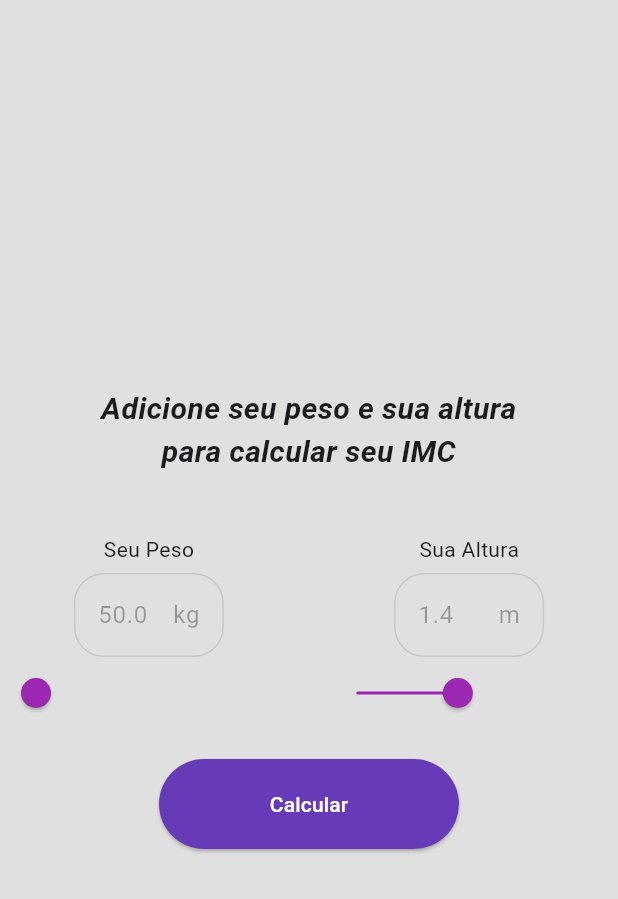
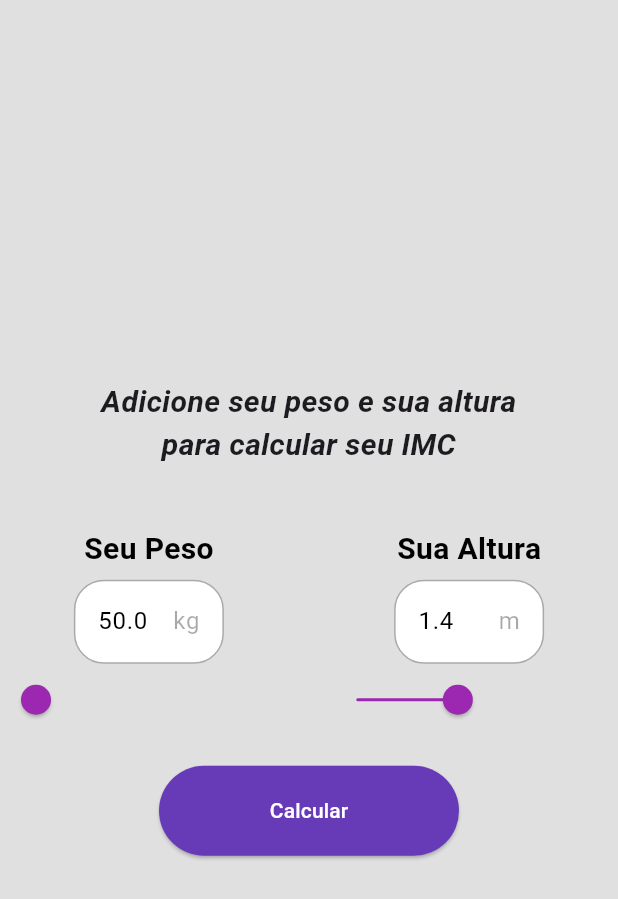
Before and after one commit to marllonDev/calculadora-imc, a Flutter app: the screen it shows after launch, on a phone screen of 412 x 824 dp. Shown: the top 899 px of the screen. Run offline on Flutter 3.47's test engine with Material 3 defaults, Android fonts, the phone set to English and light mode, and no system bars.

Commit message:
Ajustando estilo do peso e da altura

```diff
--- a/lib/calculadora_imc.dart
+++ b/lib/calculadora_imc.dart
@@ -59,7 +59,14 @@ class _MinhaCalculadoraDeImcState extends State<MinhaCalculadoraDeImc> {
                 Expanded(
                   child: Column(
                     children: [
-                      Text('Seu Peso'),
+                      Text(
+                        'Seu Peso',
+                        style: TextStyle(
+                          color: Colors.black,
+                          fontWeight: FontWeight.bold,
+                          fontSize: 20,
+                        ),
+                      ),
                       SizedBox(height: 6),
                       SizedBox(
                         width: 100,
@@ -67,11 +74,14 @@ class _MinhaCalculadoraDeImcState extends State<MinhaCalculadoraDeImc> {
                           enabled: false,
                           controller: pesoController,
                           decoration: InputDecoration(
+                            fillColor: Colors.white,
+                            filled: true,
+                            suffixText: 'kg',
                             border: OutlineInputBorder(
                               borderRadius: BorderRadius.circular(20),
                             ),
-                            suffixText: 'kg',
                           ),
+                          style: TextStyle(color: Colors.black),
                         ),
                       ),
                       SliderTheme(
@@ -100,7 +110,14 @@ class _MinhaCalculadoraDeImcState extends State<MinhaCalculadoraDeImc> {
                 Expanded(
                   child: Column(
                     children: [
-                      Text('Sua Altura'),
+                      Text(
+                        'Sua Altura',
+                        style: TextStyle(
+                          color: Colors.black,
+                          fontWeight: FontWeight.bold,
+                          fontSize: 20,
+                        ),
+                      ),
                       SizedBox(height: 6),
                       SizedBox(
                         width: 100,
@@ -108,11 +125,14 @@ class _MinhaCalculadoraDeImcState extends State<MinhaCalculadoraDeImc> {
                           enabled: false,
                           controller: alturaController,
                           decoration: InputDecoration(
+                            fillColor: Colors.white,
+                            filled: true,
+                            suffixText: 'm',
                             border: OutlineInputBorder(
                               borderRadius: BorderRadius.circular(20),
                             ),
-                            suffixText: 'm',
                           ),
+                          style: TextStyle(color: Colors.black),
                         ),
                       ),
                       SliderTheme(
```
